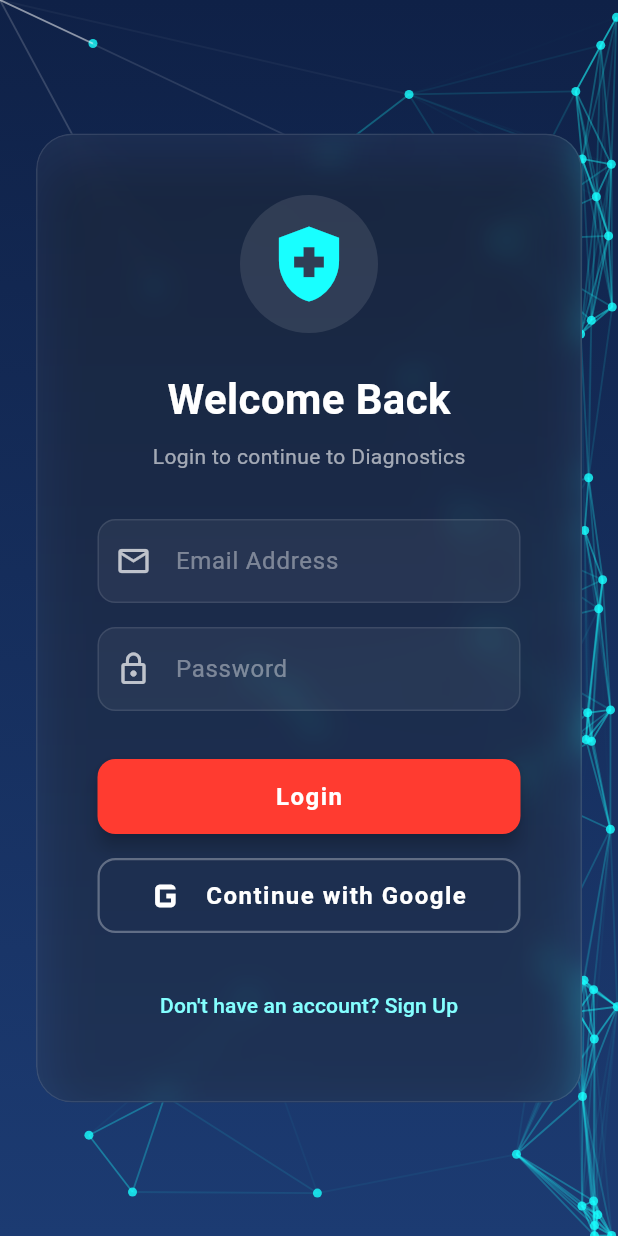
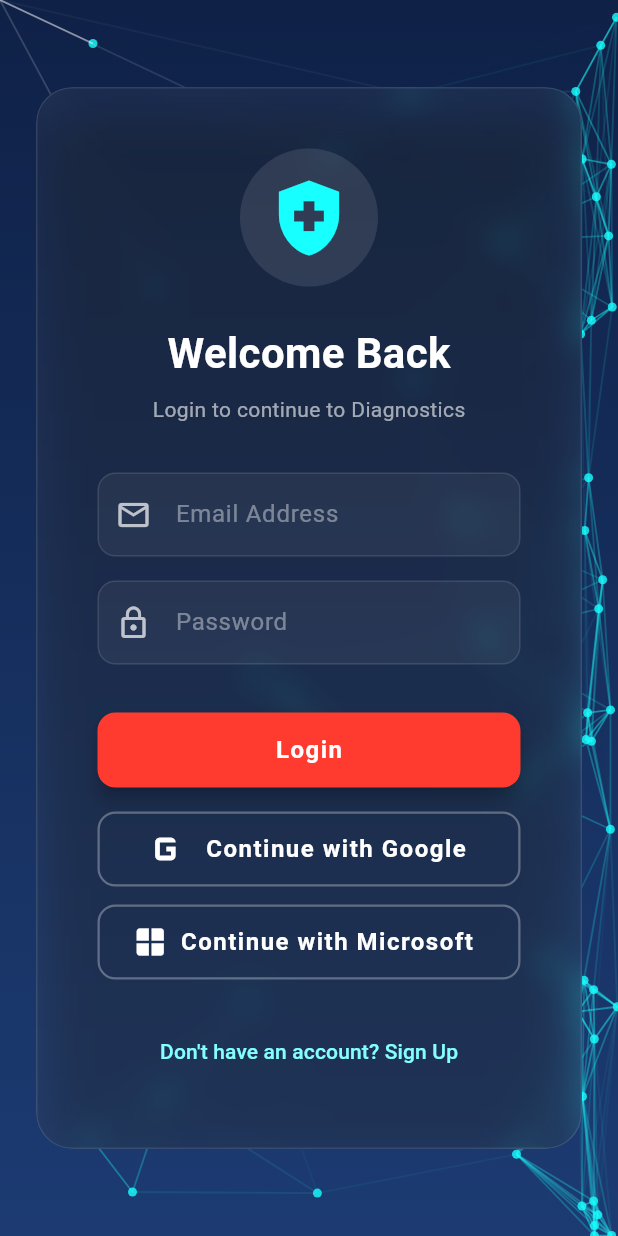
Before and after one commit to UsmanA-ai/Flutter-Projects, a Flutter app: the screen it shows after launch, scrolled down 576 dp, after a tap on "Get Started", on a phone screen of 412 x 824 dp. Run offline on Flutter 3.47's test engine with Material 3 defaults, Android fonts, the phone set to English and light mode, and no system bars; our stand-ins replace cloud_firestore, dropdown_button2, file_picker, firebase_auth, firebase_core, firebase_database and 8 more; missing offline and left inert: dart:js_interop, flutter_email_sender, mailer; accounts and stored records are empty; Roboto replaces fonts that are missing (system-ui); project files that could hold a hidden picture were left out.

Commit message:
Updated App

```diff
--- a/Disease Diagnostics/lib/main.dart
+++ b/Disease Diagnostics/lib/main.dart
@@ -1,7 +1,7 @@
 import 'package:flutter/material.dart';
 import 'package:supabase_flutter/supabase_flutter.dart';
-import 'home_screen.dart';
-import 'neuron_background.dart';
+import 'screens/home_screen.dart';
+import 'widgets/neuron_background.dart';
 
 Future<void> main() async {
   WidgetsFlutterBinding.ensureInitialized();
--- a/Disease Diagnostics/lib/auth_screen.dart
+++ b/Disease Diagnostics/lib/screens/auth_screen.dart
@@ -96,6 +96,21 @@ class _AuthScreenState extends State<AuthScreen> {
       if (mounted) {
         ScaffoldMessenger.of(context).showSnackBar(
           SnackBar(content: Text('Google Sign-In failed'), backgroundColor: Colors.redAccent),
+        );
+      }
+    }
+  }
+
+  Future<void> _signInWithMicrosoft() async {
+    try {
+      await Supabase.instance.client.auth.signInWithOAuth(
+        OAuthProvider.azure,
+        queryParams: {'prompt': 'select_account'},
+      );
+    } catch (e) {
+      if (mounted) {
+        ScaffoldMessenger.of(context).showSnackBar(
+          SnackBar(content: Text('Microsoft Sign-In failed'), backgroundColor: Colors.redAccent),
         );
       }
     }
@@ -228,6 +243,25 @@ class _AuthScreenState extends State<AuthScreen> {
                           ),
                         ),
 
+                        const SizedBox(height: 12),
+
+                        SizedBox(
+                          width: double.infinity,
+                          height: 50,
+                          child: OutlinedButton.icon(
+                            onPressed: _isLoading ? null : _signInWithMicrosoft,
+                            icon: const Icon(Icons.window, size: 24, color: Colors.white),
+                            label: const Text(
+                              'Continue with Microsoft',
+                              style: TextStyle(fontSize: 16, fontWeight: FontWeight.bold, color: Colors.white, letterSpacing: 1),
+                            ),
+                            style: OutlinedButton.styleFrom(
+                              side: BorderSide(color: Colors.white.withOpacity(0.3), width: 1.5),
+                              shape: RoundedRectangleBorder(borderRadius: BorderRadius.circular(12)),
+                            ),
+                          ),
+                        ),
+
                         const SizedBox(height: 24),
 
                         TextButton(
--- a/Disease Diagnostics/lib/chat_assistant.dart
+++ b/Disease Diagnostics/lib/screens/chat_assistant.dart
@@ -1,6 +1,6 @@
 import 'package:flutter/material.dart';
 import 'dart:ui';
-import 'ai_service.dart';
+import '../services/ai_service.dart';
 
 class ChatAssistant extends StatefulWidget {
   final String scanResult;
--- a/Disease Diagnostics/lib/detection_screen.dart
+++ b/Disease Diagnostics/lib/screens/detection_screen.dart
@@ -3,9 +3,9 @@ import 'package:image_picker/image_picker.dart';
 import 'dart:typed_data';
 import 'dart:ui';
 import 'package:supabase_flutter/supabase_flutter.dart';
-import 'ml_service.dart';
+import '../services/ml_service.dart';
 import 'chat_assistant.dart';
-import 'ai_service.dart';
+import '../services/ai_service.dart';
 
 class DetectionScreen extends StatefulWidget {
   final String modelType;
```
Also changed, not shown: Disease Diagnostics/lib/constants/api_keys.dart (renamed from Disease Diagnostics/lib/api_keys.dart), Disease Diagnostics/lib/screens/home_screen.dart (renamed from Disease Diagnostics/lib/home_screen.dart), Disease Diagnostics/lib/services/ai_service.dart (renamed from Disease Diagnostics/lib/ai_service.dart), Disease Diagnostics/lib/services/ml_service.dart (renamed from Disease Diagnostics/lib/ml_service.dart), Disease Diagnostics/lib/widgets/app_drawer.dart (renamed from Disease Diagnostics/lib/app_drawer.dart), Disease Diagnostics/lib/widgets/neuron_background.dart (renamed from Disease Diagnostics/lib/neuron_background.dart), 1 other file.
